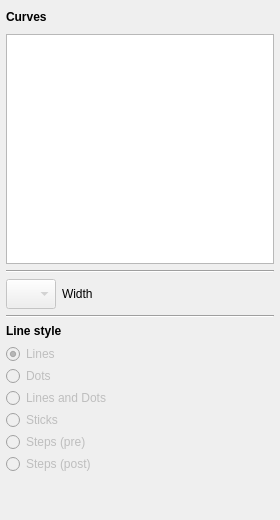
First picture: the form in pj_plotting/widget/src/CurveEditor.ui, repository Ssz990220/PlotJuggler, before the edit.
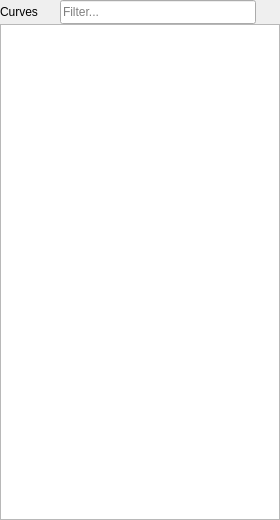
Second picture: the form after the edit. Icons and pictures are not drawn.

```diff
--- a/pj_plotting/widget/src/CurveEditor.ui
+++ b/pj_plotting/widget/src/CurveEditor.ui
@@ -17,90 +17,63 @@
    </size>
   </property>
   <layout class="QVBoxLayout" name="mainLayout">
-   <property name="spacing">
-    <number>6</number>
-   </property>
-   <property name="leftMargin">
-    <number>6</number>
-   </property>
-   <property name="topMargin">
-    <number>6</number>
-   </property>
-   <property name="rightMargin">
-    <number>6</number>
-   </property>
-   <property name="bottomMargin">
-    <number>6</number>
-   </property>
+   <property name="spacing"><number>0</number></property>
+   <property name="leftMargin"><number>0</number></property>
+   <property name="topMargin"><number>0</number></property>
+   <property name="rightMargin"><number>0</number></property>
+   <property name="bottomMargin"><number>0</number></property>
    <item>
-    <layout class="QHBoxLayout" name="headerLayout">
-     <item>
-      <widget class="QLabel" name="labelCurves">
-       <property name="font">
-        <font>
-         <bold>true</bold>
-        </font>
-       </property>
-       <property name="text">
-        <string>Curves</string>
-       </property>
-      </widget>
-     </item>
-     <item>
-      <spacer name="headerSpacer">
-       <property name="orientation">
-        <enum>Qt::Horizontal</enum>
-       </property>
-       <property name="sizeHint" stdset="0">
-        <size>
-         <width>40</width>
-         <height>20</height>
-        </size>
-       </property>
-      </spacer>
-     </item>
-     <item>
-      <widget class="QPushButton" name="buttonDeleteCurve">
-       <property name="enabled">
-        <bool>false</bool>
-       </property>
-       <property name="minimumSize">
-        <size>
-         <width>22</width>
-         <height>22</height>
-        </size>
-       </property>
-       <property name="maximumSize">
-        <size>
-         <width>22</width>
-         <height>22</height>
-        </size>
-       </property>
-       <property name="focusPolicy">
-        <enum>Qt::NoFocus</enum>
-       </property>
-       <property name="toolTip">
-        <string>Remove the selected curve from its plot</string>
-       </property>
-       <property name="text">
-        <string/>
-       </property>
-       <property name="icon">
-        <iconset resource="../../../resources/resources.qrc">
-         <normaloff>:/resources/svg/trash.svg</normaloff>:/resources/svg/trash.svg</iconset>
-       </property>
-       <property name="iconSize">
-        <size>
-         <width>16</width>
-         <height>16</height>
-        </size>
-       </property>
-       <property name="flat">
-        <bool>true</bool>
-       </property>
-      </widget>
-     </item>
-    </layout>
+    <widget class="QWidget" name="widgetLabelCurves" native="true">
+     <property name="minimumSize"><size><width>0</width><height>24</height></size></property>
+     <property name="maximumSize"><size><width>16777215</width><height>24</height></size></property>
+     <layout class="QHBoxLayout" name="headerLayout">
+      <property name="spacing"><number>0</number></property>
+      <property name="leftMargin"><number>0</number></property>
+      <property name="topMargin"><number>0</number></property>
+      <property name="rightMargin"><number>0</number></property>
+      <property name="bottomMargin"><number>0</number></property>
+      <item>
+       <widget class="QLabel" name="labelCurves">
+        <property name="text"><string>Curves</string></property>
+       </widget>
+      </item>
+      <item>
+       <spacer name="searchCurvesGap">
+        <property name="orientation"><enum>Qt::Horizontal</enum></property>
+        <property name="sizeType"><enum>QSizePolicy::Fixed</enum></property>
+        <property name="sizeHint" stdset="0"><size><width>2</width><height>1</height></size></property>
+       </spacer>
+      </item>
+      <item>
+       <widget class="QToolButton" name="buttonSearchCurves">
+        <property name="minimumSize"><size><width>20</width><height>20</height></size></property>
+        <property name="maximumSize"><size><width>20</width><height>20</height></size></property>
+        <property name="iconSize"><size><width>20</width><height>20</height></size></property>
+        <property name="text"><string/></property>
+        <property name="autoRaise"><bool>true</bool></property>
+        <property name="focusPolicy"><enum>Qt::FocusPolicy::NoFocus</enum></property>
+       </widget>
+      </item>
+      <item>
+       <widget class="QLineEdit" name="lineEditCurvesFilter">
+        <property name="placeholderText"><string>Filter...</string></property>
+        <property name="minimumSize"><size><width>0</width><height>24</height></size></property>
+        <property name="maximumSize"><size><width>16777215</width><height>24</height></size></property>
+       </widget>
+      </item>
+      <item>
+       <widget class="QToolButton" name="buttonCurvesMenu">
+        <property name="toolTip"><string>Curves options</string></property>
+        <property name="minimumSize"><size><width>24</width><height>24</height></size></property>
+        <property name="maximumSize"><size><width>24</width><height>24</height></size></property>
+        <property name="iconSize"><size><width>20</width><height>20</height></size></property>
+        <property name="text"><string/></property>
+        <property name="autoRaise"><bool>true</bool></property>
+        <property name="focusPolicy"><enum>Qt::FocusPolicy::NoFocus</enum></property>
+       </widget>
+      </item>
+     </layout>
+    </widget>
    </item>
    <item>
     <widget class="QListWidget" name="listWidget">
@@ -130,220 +103,6 @@
      </property>
     </widget>
    </item>
-   <item>
-    <widget class="Line" name="lineWidthSeparator">
-     <property name="orientation">
-      <enum>Qt::Horizontal</enum>
-     </property>
-    </widget>
-   </item>
-   <item>
-    <layout class="QHBoxLayout" name="widthLayout">
-     <item>
-      <widget class="QComboBox" name="comboBoxWidth">
-       <property name="enabled">
-        <bool>false</bool>
-       </property>
-       <property name="minimumSize">
-        <size>
-         <width>50</width>
-         <height>30</height>
-        </size>
-       </property>
-       <property name="maximumSize">
-        <size>
-         <width>50</width>
-         <height>30</height>
-        </size>
-       </property>
-       <property name="insertPolicy">
-        <enum>QComboBox::NoInsert</enum>
-       </property>
-       <property name="iconSize">
-        <size>
-         <width>22</width>
-         <height>22</height>
-        </size>
-       </property>
-       <item>
-        <property name="text">
-         <string/>
-        </property>
-        <property name="icon">
-         <iconset resource="../../../resources/resources.qrc">
-          <normaloff>:/resources/svg/line_width_1_0.svg</normaloff>:/resources/svg/line_width_1_0.svg</iconset>
-        </property>
-       </item>
-       <item>
-        <property name="text">
-         <string/>
-        </property>
-        <property name="icon">
-         <iconset resource="../../../resources/resources.qrc">
-          <normaloff>:/resources/svg/line_width_1_5.svg</normaloff>:/resources/svg/line_width_1_5.svg</iconset>
-        </property>
-       </item>
-       <item>
-        <property name="text">
-         <string/>
-        </property>
-        <property name="icon">
-         <iconset resource="../../../resources/resources.qrc">
-          <normaloff>:/resources/svg/line_width_2_0.svg</normaloff>:/resources/svg/line_width_2_0.svg</iconset>
-        </property>
-       </item>
-       <item>
-        <property name="text">
-         <string/>
-        </property>
-        <property name="icon">
-         <iconset resource="../../../resources/resources.qrc">
-          <normaloff>:/resources/svg/line_width_3_0.svg</normaloff>:/resources/svg/line_width_3_0.svg</iconset>
-        </property>
-       </item>
-      </widget>
-     </item>
-     <item>
-      <widget class="QLabel" name="labelWidth">
-       <property name="text">
-        <string>Width</string>
-       </property>
-      </widget>
-     </item>
-     <item>
-      <spacer name="widthSpacer">
-       <property name="orientation">
-        <enum>Qt::Horizontal</enum>
-       </property>
-       <property name="sizeHint" stdset="0">
-        <size>
-         <width>40</width>
-         <height>20</height>
-        </size>
-       </property>
-      </spacer>
-     </item>
-    </layout>
-   </item>
-   <item>
-    <widget class="Line" name="lineStyleSeparator">
-     <property name="orientation">
-      <enum>Qt::Horizontal</enum>
-     </property>
-    </widget>
-   </item>
-   <item>
-    <widget class="QLabel" name="labelStyle">
-     <property name="font">
-      <font>
-       <bold>true</bold>
-      </font>
-     </property>
-     <property name="text">
-      <string>Line style</string>
-     </property>
-    </widget>
-   </item>
-   <item>
-    <widget class="QFrame" name="frameStyle">
-     <property name="enabled">
-      <bool>false</bool>
-     </property>
-     <layout class="QVBoxLayout" name="styleLayout">
-      <property name="spacing">
-       <number>2</number>
-      </property>
-      <property name="leftMargin">
-       <number>0</number>
-      </property>
-      <property name="topMargin">
-       <number>0</number>
-      </property>
-      <property name="rightMargin">
-       <number>0</number>
-      </property>
-      <property name="bottomMargin">
-       <number>0</number>
-      </property>
-      <item>
-       <widget class="QRadioButton" name="radioLines">
-        <property name="focusPolicy">
-         <enum>Qt::NoFocus</enum>
-        </property>
-        <property name="text">
-         <string>Lines</string>
-        </property>
-        <property name="checked">
-         <bool>true</bool>
-        </property>
-       </widget>
-      </item>
-      <item>
-       <widget class="QRadioButton" name="radioDots">
-        <property name="focusPolicy">
-         <enum>Qt::NoFocus</enum>
-        </property>
-        <property name="text">
-         <string>Dots</string>
-        </property>
-       </widget>
-      </item>
-      <item>
-       <widget class="QRadioButton" name="radioLinesAndDots">
-        <property name="focusPolicy">
-         <enum>Qt::NoFocus</enum>
-        </property>
-        <property name="text">
-         <string>Lines and Dots</string>
-        </property>
-       </widget>
-      </item>
-      <item>
-       <widget class="QRadioButton" name="radioSticks">
-        <property name="focusPolicy">
-         <enum>Qt::NoFocus</enum>
-        </property>
-        <property name="text">
-         <string>Sticks</string>
-        </property>
-       </widget>
-      </item>
-      <item>
-       <widget class="QRadioButton" name="radioSteps">
-        <property name="focusPolicy">
-         <enum>Qt::NoFocus</enum>
-        </property>
-        <property name="text">
-         <string>Steps (pre)</string>
-        </property>
-       </widget>
-      </item>
-      <item>
-       <widget class="QRadioButton" name="radioStepsInverted">
-        <property name="focusPolicy">
-         <enum>Qt::NoFocus</enum>
-        </property>
-        <property name="text">
-         <string>Steps (post)</string>
-        </property>
-       </widget>
-      </item>
-     </layout>
-    </widget>
-   </item>
-   <item>
-    <spacer name="verticalSpacer">
-     <property name="orientation">
-      <enum>Qt::Vertical</enum>
-     </property>
-     <property name="sizeHint" stdset="0">
-      <size>
-       <width>20</width>
-       <height>40</height>
-      </size>
-     </property>
-    </spacer>
-   </item>
   </layout>
  </widget>
  <resources>
```
